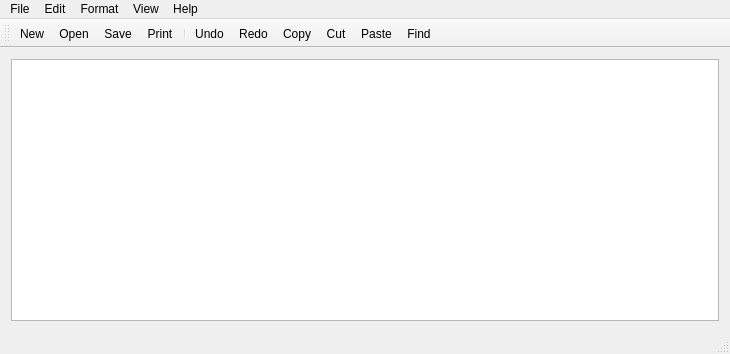
First picture: the form in CustomTextEditor/mainwindow.ui, repository AleksandrHovhannisyan/Scribe-Text-Editor, before the edit.
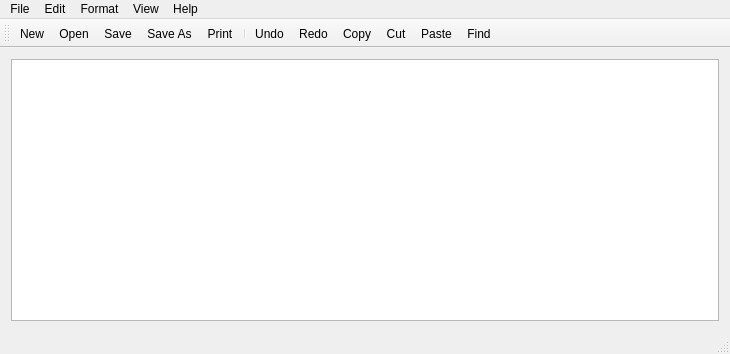
Second picture: the form after the edit. Icons and pictures are not drawn.

Commit message: Replace Save-As icon with a better version that shows a pen editing the floppy disk.

```diff
--- a/CustomTextEditor/mainwindow.ui
+++ b/CustomTextEditor/mainwindow.ui
@@ -101,6 +101,7 @@
    <addaction name="actionNew"/>
    <addaction name="actionOpen"/>
    <addaction name="actionSave"/>
+   <addaction name="actionSave_As"/>
    <addaction name="actionPrint"/>
    <addaction name="separator"/>
    <addaction name="actionUndo"/>
```
The commit also changes 1 other file.
